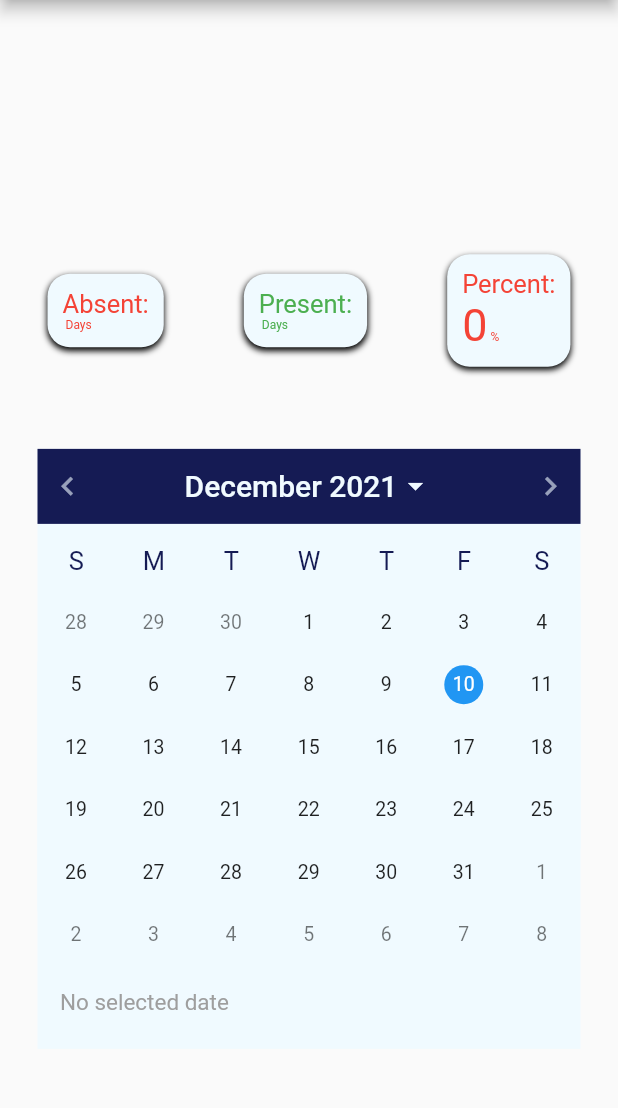
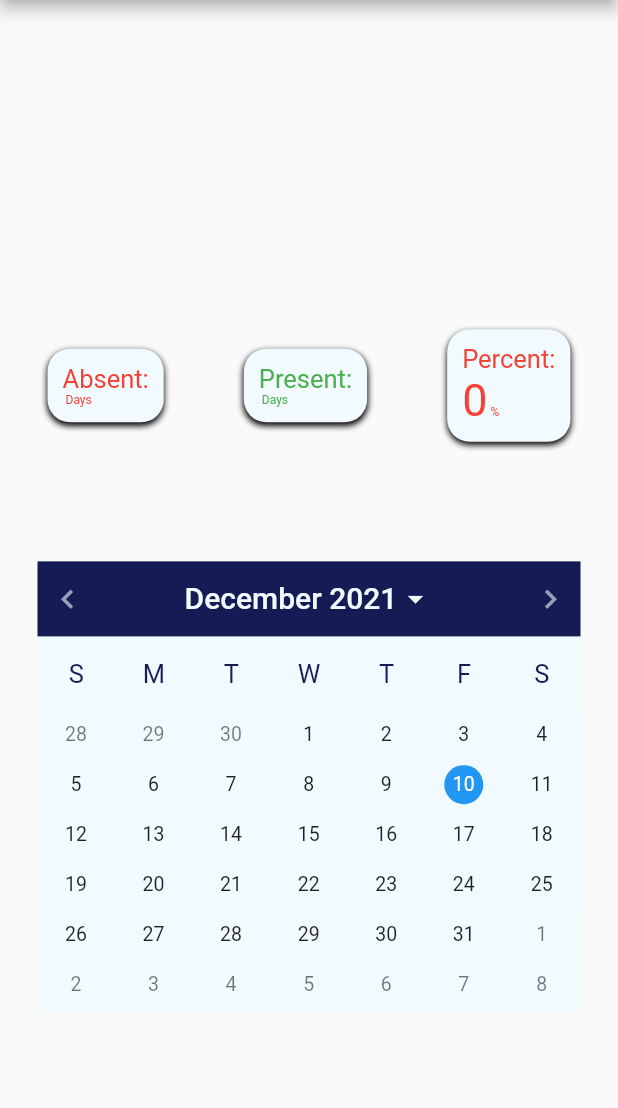
Before and after one commit to Kayak-2903/rnsit_college_app, a Flutter app: the StudentAttendance screen opened directly with empty values, on a phone screen of 412 x 824 dp, the part 105-1213 px from its top. Run offline on Flutter 3.47's test engine with Material 2 defaults, Android fonts, the phone set to English and light mode, and no system bars; drawn by our look-alikes of syncfusion_flutter_calendar; our stand-ins replace carousel_slider, flutter_spinkit, table_calendar.

Commit message:
Calendar refactor

```diff
--- a/lib/widgets/attendance_details.dart
+++ b/lib/widgets/attendance_details.dart
@@ -52,7 +52,7 @@ class _CalendarState extends State<Calendar> {
   @override
   Widget build(BuildContext context) {
     return Container(
-      height: 400,
+      height: 300,
       padding: EdgeInsets.only(left: 25, right: 25),
       child: SfCalendar(
         backgroundColor: kContentThemeColor,
@@ -71,12 +71,10 @@ class _CalendarState extends State<Calendar> {
         view: calendarView,
         initialDisplayDate: DateTime.now(),
         monthViewSettings: MonthViewSettings(
-            monthCellStyle: MonthCellStyle(
-                backgroundColor: kContentThemeColor,
-                todayBackgroundColor: kContentThemeColor),
-            showAgenda: true,
-            agendaViewHeight: 50,
-            agendaStyle: AgendaStyle(backgroundColor: Colors.yellow)),
+          monthCellStyle: MonthCellStyle(
+              backgroundColor: kContentThemeColor,
+              todayBackgroundColor: kContentThemeColor),
+        ),
       ),
     );
   }
```
